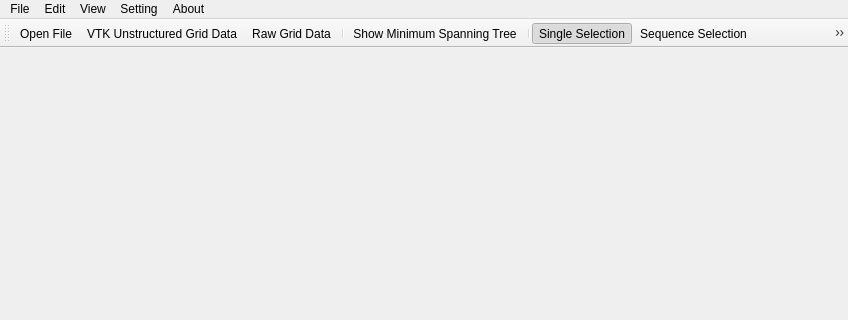
Old version of the form ScatterPointGlyph/scatter_point_glyph.ui in the repository Edgar324/ScatterPointGlyph; both pictures show x 0 to 848 and y 0 to 320 of the 848 by 620 pixel window.
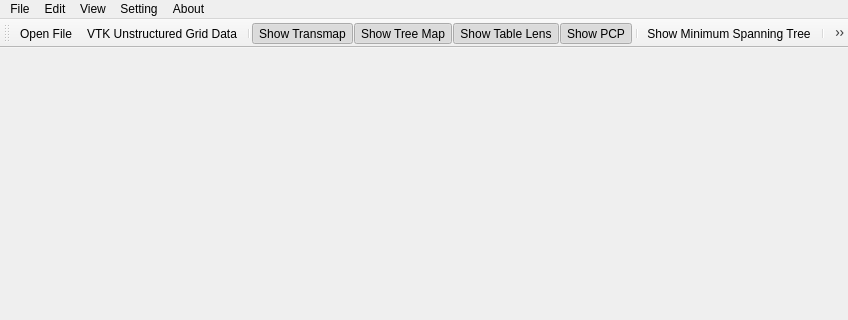
New version of the form. Icons and pictures are not drawn.

The edit to the form file:
```diff
--- a/ScatterPointGlyph/scatter_point_glyph.ui
+++ b/ScatterPointGlyph/scatter_point_glyph.ui
@@ -101,7 +101,11 @@
    </attribute>
    <addaction name="actionOpen_File"/>
    <addaction name="actionVTK_Unstructured_Grid_Data"/>
-   <addaction name="actionRaw_Grid_Data"/>
+   <addaction name="separator"/>
+   <addaction name="actionShow_Transmap"/>
+   <addaction name="actionShow_Tree_Map"/>
+   <addaction name="actionShow_Table_Lens"/>
+   <addaction name="actionShow_PCP"/>
    <addaction name="separator"/>
    <addaction name="actionShow_Minimum_Spanning_Tree"/>
    <addaction name="separator"/>
@@ -115,6 +119,7 @@
    <addaction name="actionExec"/>
    <addaction name="actionSplit"/>
    <addaction name="actionMerge"/>
+   <addaction name="separator"/>
   </widget>
   <widget class="QStatusBar" name="statusBar"/>
   <action name="action_close">
@@ -335,6 +340,66 @@
     <string>Multi Label Clustering</string>
    </property>
   </action>
+  <action name="actionShow_Transmap">
+   <property name="checkable">
+    <bool>true</bool>
+   </property>
+   <property name="checked">
+    <bool>true</bool>
+   </property>
+   <property name="icon">
+    <iconset resource="scatter_point_glyph.qrc">
+     <normaloff>:/ScatterPointGlyph/images/transmap.png</normaloff>:/ScatterPointGlyph/images/transmap.png</iconset>
+   </property>
+   <property name="text">
+    <string>Show Transmap</string>
+   </property>
+  </action>
+  <action name="actionShow_PCP">
+   <property name="checkable">
+    <bool>true</bool>
+   </property>
+   <property name="checked">
+    <bool>true</bool>
+   </property>
+   <property name="icon">
+    <iconset resource="scatter_point_glyph.qrc">
+     <normaloff>:/ScatterPointGlyph/images/pcp.png</normaloff>:/ScatterPointGlyph/images/pcp.png</iconset>
+   </property>
+   <property name="text">
+    <string>Show PCP</string>
+   </property>
+  </action>
+  <action name="actionShow_Tree_Map">
+   <property name="checkable">
+    <bool>true</bool>
+   </property>
+   <property name="checked">
+    <bool>true</bool>
+   </property>
+   <property name="icon">
+    <iconset resource="scatter_point_glyph.qrc">
+     <normaloff>:/ScatterPointGlyph/images/treemap.png</normaloff>:/ScatterPointGlyph/images/treemap.png</iconset>
+   </property>
+   <property name="text">
+    <string>Show Tree Map</string>
+   </property>
+  </action>
+  <action name="actionShow_Table_Lens">
+   <property name="checkable">
+    <bool>true</bool>
+   </property>
+   <property name="checked">
+    <bool>true</bool>
+   </property>
+   <property name="icon">
+    <iconset resource="scatter_point_glyph.qrc">
+     <normaloff>:/ScatterPointGlyph/images/table_lens.png</normaloff>:/ScatterPointGlyph/images/table_lens.png</iconset>
+   </property>
+   <property name="text">
+    <string>Show Table Lens</string>
+   </property>
+  </action>
  </widget>
  <layoutdefault spacing="6" margin="11"/>
  <resources>
```
Left out of the diff: 1 changed line with no effect on the pictures.
